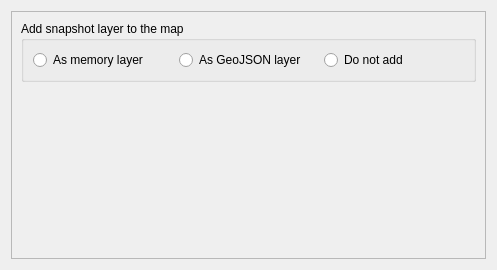
First picture: the form in SpatialDataPackageExport/resources/ui/settings_dialog.ui, repository cividi/spatial-data-package-export, before the edit.
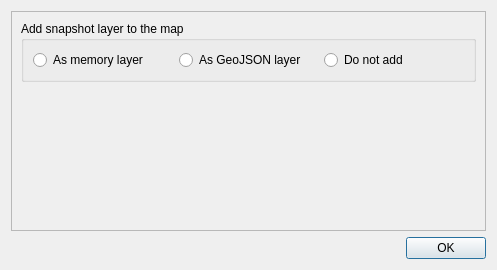
Second picture: the form after the edit.

Commit message: #12: Change dock widget title name and add Ok button to settings

```diff
--- a/SpatialDataPackageExport/resources/ui/settings_dialog.ui
+++ b/SpatialDataPackageExport/resources/ui/settings_dialog.ui
@@ -28,7 +28,7 @@
                                 <x>0</x>
                                 <y>0</y>
                                 <width>477</width>
-                                <height>250</height>
+                                <height>219</height>
                             </rect>
                         </property>
                         <layout class="QVBoxLayout" name="verticalLayout">
@@ -79,6 +79,13 @@
                     </widget>
                 </widget>
             </item>
+            <item>
+                <widget class="QDialogButtonBox" name="buttonBox">
+                    <property name="standardButtons">
+                        <set>QDialogButtonBox::Ok</set>
+                    </property>
+                </widget>
+            </item>
         </layout>
     </widget>
     <resources/>
```
Left out of the diff: 19 changed lines with no effect on the pictures. The commit also changes 1 other file.
